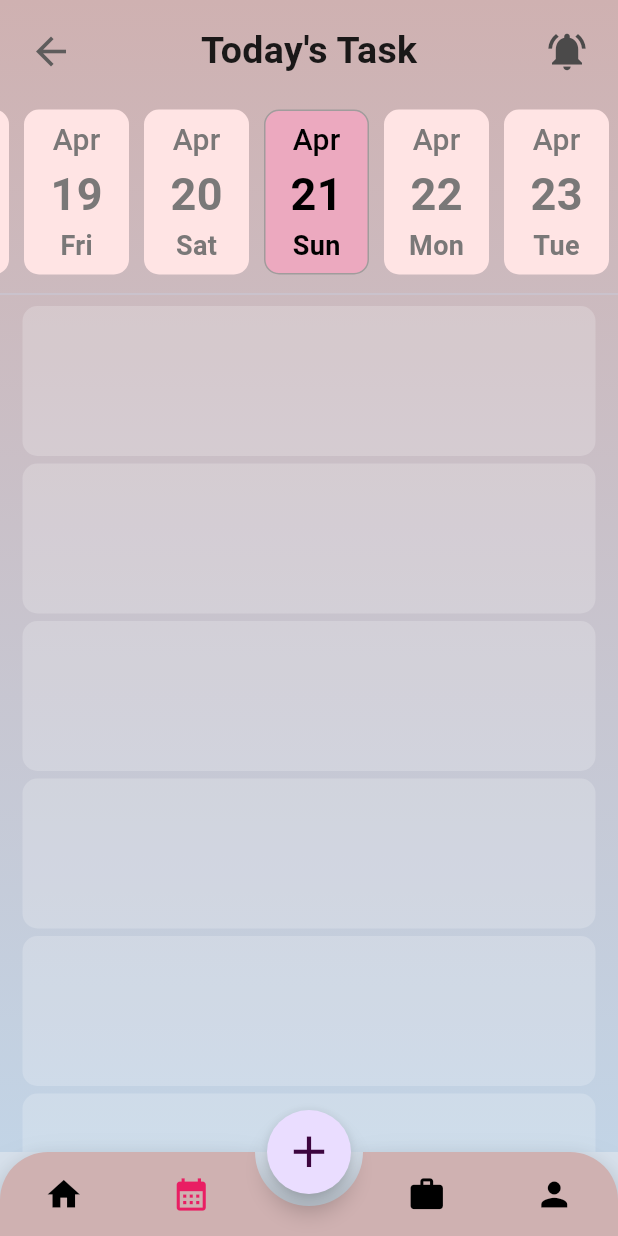
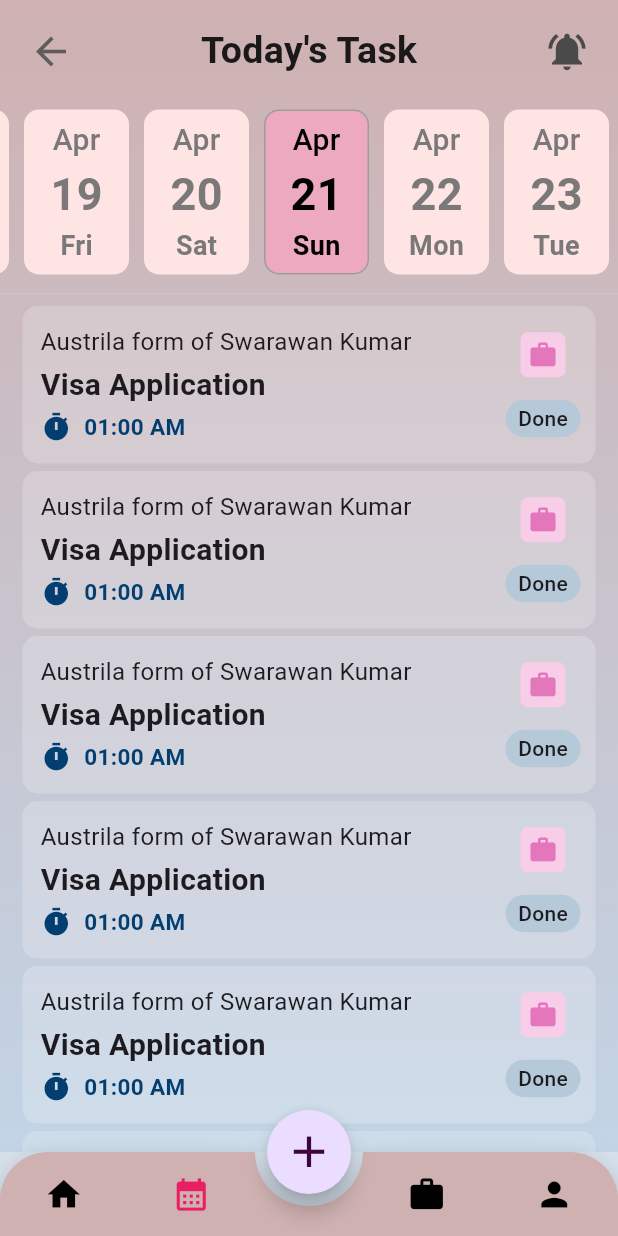
Before and after one commit to GlobalServiceTravel/progress, a Flutter app: the screen it shows after launch, item 2 of the bottom bar chosen, on a phone screen of 412 x 824 dp. Run offline on Flutter 3.47's test engine with Material 3 defaults, Android fonts, the phone set to English and light mode, and no system bars; drawn by our look-alikes of animated_bottom_navigation_bar; our stand-ins replace dartz, dio, firebase_core, flutter_riverpod, google_fonts, step_progress_indicator; accounts and stored records are empty; network calls fail.

Commit message:
changes done on work schedule page and AddTask page is added

```diff
--- a/lib/CommonElements/nav_bar.dart
+++ b/lib/CommonElements/nav_bar.dart
@@ -1,5 +1,6 @@
 import 'package:animated_bottom_navigation_bar/animated_bottom_navigation_bar.dart';
 import 'package:flutter/material.dart';
+import 'package:progress/features/working_with_node/AddTask/screens/add_task.dart';
 import 'package:progress/features/working_with_node/HomePage/Screens/home_page.dart';
 import 'package:progress/features/working_with_node/schedule/screens/schedule.dart';
 
@@ -35,7 +36,10 @@ class _ButtonNavigationBarState extends State<ButtonNavigationBar> {
       floatingActionButton: FloatingActionButton(
         shape: const CircleBorder(),
         child: IconButton(
-          onPressed: () {},
+          onPressed: () {
+            Navigator.push(context,
+                MaterialPageRoute(builder: (context) => const AddTask()));
+          },
           icon: const Icon(
             Icons.add,
             size: 35,
--- a/lib/features/working_with_node/schedule/screens/schedule.dart
+++ b/lib/features/working_with_node/schedule/screens/schedule.dart
@@ -64,8 +64,8 @@ class ScheduleRoutine extends StatelessWidget {
               ),
               const Divider(), // Add a divider between DateCounter and ShowWorkLog
               const Expanded(
-                  child:
-                      ShowWorkLog()), // Use Expanded to allow ShowWorkLog to take remaining space
+                child: ShowWorkLog(),
+              ), // Use Expanded to allow ShowWorkLog to take remaining space
             ],
           ),
         ),
@@ -194,11 +194,94 @@ class ShowWorkLog extends StatelessWidget {
         return Padding(
           padding: const EdgeInsets.only(left: 15, right: 15.0, bottom: 5),
           child: Container(
-            height: 100,
+            height: 105,
             width: double.infinity,
             decoration: BoxDecoration(
               color: const Color.fromRGBO(255, 255, 255, 0.2),
               borderRadius: BorderRadius.circular(10),
+            ),
+            child: Row(
+              mainAxisAlignment: MainAxisAlignment.spaceBetween,
+              children: [
+                const Padding(
+                  padding: EdgeInsets.only(top: 12.0, left: 12, bottom: 10),
+                  child: Column(
+                    crossAxisAlignment: CrossAxisAlignment.start,
+                    children: [
+                      Text(
+                        "Austrila form of Swarawan Kumar",
+                        style: TextStyle(fontSize: 16),
+                      ),
+                      SizedBox(height: 3),
+                      Text(
+                        "Visa Application",
+                        style: TextStyle(
+                          fontSize: 20,
+                          fontWeight: FontWeight.w600,
+                        ),
+                      ),
+                      SizedBox(height: 3),
+                      Row(
+                        children: [
+                          Icon(
+                            Icons.timer,
+                            size: 21,
+                            color: Color.fromARGB(255, 2, 62, 112),
+                          ),
+                          Padding(
+                            padding: EdgeInsets.only(
+                              left: 8.0,
+                            ),
+                            child: Text(
+                              "01:00 AM",
+                              style: TextStyle(
+                                fontSize: 15,
+                                fontWeight: FontWeight.w600,
+                                color: Color.fromARGB(255, 2, 62, 112),
+                              ),
+                            ),
+                          )
+                        ],
+                      )
+                    ],
+                  ),
+                ),
+                Padding(
+                  padding: const EdgeInsets.all(10.0),
+                  child: Column(
+                    mainAxisAlignment: MainAxisAlignment.spaceAround,
+                    children: [
+                      Container(
+                        height: 30,
+                        width: 30,
+                        decoration: BoxDecoration(
+                          borderRadius: BorderRadius.circular(5),
+                          color: const Color.fromARGB(255, 248, 205, 232),
+                        ),
+                        child: const Icon(
+                          Icons.work,
+                          color: Color.fromARGB(255, 228, 118, 188),
+                          size: 20,
+                        ),
+                      ),
+                      Container(
+                        height: 25,
+                        width: 50,
+                        decoration: BoxDecoration(
+                          borderRadius: BorderRadius.circular(15),
+                          color: const Color.fromARGB(255, 181, 201, 216),
+                        ),
+                        child: const Center(
+                          child: Text(
+                            "Done",
+                            style: TextStyle(fontWeight: FontWeight.w500),
+                          ),
+                        ),
+                      )
+                    ],
+                  ),
+                )
+              ],
             ),
           ),
         );
```
Also changed, not shown: lib/features/working_with_node/AddTask/screens/add_task.dart (added, +142 -0 lines), lib/features/working_with_node/HomePage/Screens/components/ongoing_process_container.dart (+6 -5 lines), lib/features/working_with_node/HomePage/Screens/components/task_group_container.dart (+5 -5 lines), lib/features/working_with_node/HomePage/Screens/home_page.dart (+6 -6 lines), lib/main.dart (+6 -4 lines).
